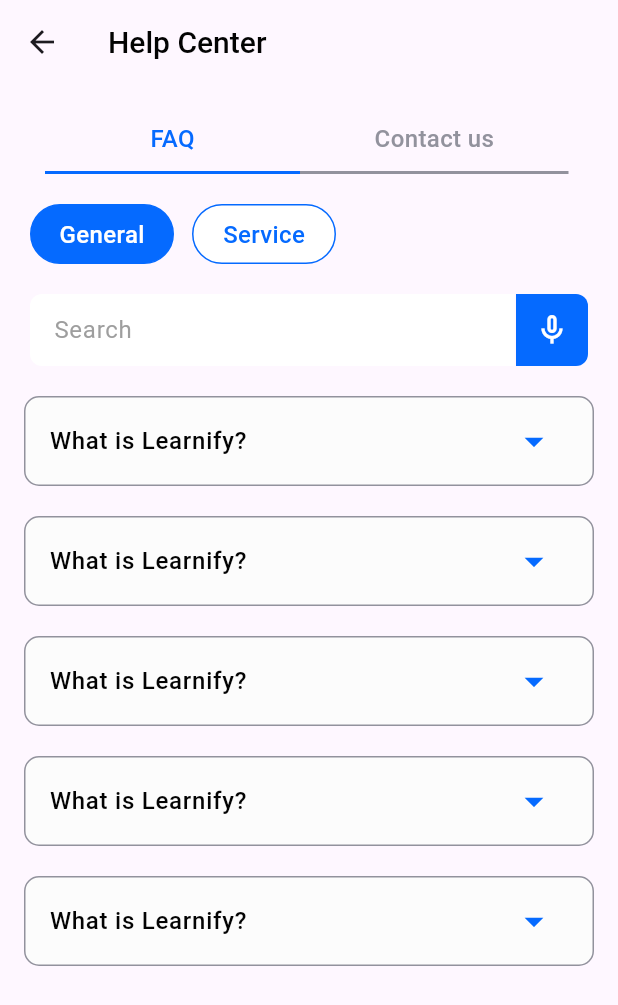
After one commit to MustafaAhmed313/learnify-client, a Flutter app: the HelpCenterScreen screen opened directly, on a phone screen of 412 x 824 dp. The commit adds this screen. Shown: the top 1005 px of the screen. Run offline on Flutter 3.47's test engine with Material 3 defaults, Android fonts, the phone set to English and light mode, and no system bars; our stand-ins replace bloc, flutter_bloc, font_awesome_flutter, get; network calls fail; Roboto replaces fonts that are missing (Poppins).

Commit message:
Help Center Screen

```diff
--- a/lib/main.dart
+++ b/lib/main.dart
@@ -1,5 +1,7 @@
 import 'package:flutter/material.dart';
+import 'package:flutter_bloc/flutter_bloc.dart';
 import 'package:get/get.dart';
+import 'package:learnify_client/screens/setting_screen/cubit/switch_cubit.dart';
 import 'package:learnify_client/screens/setting_screen/setting_screen.dart';
 
 void main() {
@@ -16,10 +18,12 @@ class MyApp extends StatefulWidget {
 class _MyAppState extends State<MyApp> {
   @override
   Widget build(BuildContext context) {
-    return const GetMaterialApp(
-      debugShowCheckedModeBanner: false,
-      home: SettingScreen(),
-
+    return BlocProvider(
+      create: (context) => SwitchCubit(),
+      child: const GetMaterialApp(
+        debugShowCheckedModeBanner: false,
+        home: SettingScreen(),
+      ),
     );
   }
 }
--- /dev/null
+++ b/lib/screens/help_center/help_center_screen.dart
@@ -0,0 +1,356 @@
+import 'package:flutter/cupertino.dart';
+import 'package:flutter/material.dart';
+import 'package:font_awesome_flutter/font_awesome_flutter.dart';
+import 'package:learnify_client/const/kcolor.dart';
+
+class HelpCenterScreen extends StatefulWidget {
+  const HelpCenterScreen({super.key});
+
+  @override
+  _HelpCenterScreenState createState() => _HelpCenterScreenState();
+}
+
+class _HelpCenterScreenState extends State<HelpCenterScreen>
+    with SingleTickerProviderStateMixin {
+  late TabController _tabController;
+
+  @override
+  void initState() {
+    super.initState();
+    _tabController = TabController(length: 2, vsync: this);
+  }
+
+  @override
+  Widget build(BuildContext context) {
+    return Scaffold(
+      appBar: AppBar(
+        title: Text(
+          'Help Center',
+          style: TextStyle(
+            color: Color(0xFF030303),
+            fontSize: 20,
+            fontFamily: 'Poppins',
+            fontWeight: FontWeight.w500,
+          ),
+        ),
+        bottom: PreferredSize(
+          preferredSize: Size.fromHeight(60),
+
+          child: Padding(
+            padding: const EdgeInsets.symmetric(horizontal: 30),
+            child: Row(
+              children: [
+                GestureDetector(
+                  onTap: () {
+                    _tabController.animateTo(0);
+                    setState(() {});
+                  },
+                  child: Column(
+                    mainAxisSize: MainAxisSize.min,
+                    children: [
+                      Text(
+                        'FAQ',
+                        style: TextStyle(
+                          color: _tabController.index == 0
+                              ? Kcolor.mainColor
+                              : Color(0xFF92929D),
+                          fontSize: 16,
+                          fontFamily: 'Poppins',
+                          fontWeight: FontWeight.w500,
+                        ),
+                      ),
+                      SizedBox(
+                        height: 10,
+                      ),
+                      Container(
+                        height: 2,
+                        width: 170,
+                        color: _tabController.index == 0
+                            ? Kcolor.mainColor
+                            : Color(0xFF92929D),
+                      )
+                    ],
+                  ),
+                ),
+                GestureDetector(
+                  onTap: () {
+                    _tabController.animateTo(1);
+                    setState(() {});
+                  },
+                  child: Column(
+                    mainAxisSize: MainAxisSize.min,
+                    children: [
+                      Text(
+                        'Contact us',
+                        style: TextStyle(
+                          color: _tabController.index == 1
+                              ? Kcolor.mainColor
+                              : Color(0xFF92929D),
+                          fontSize: 16,
+                          fontFamily: 'Poppins',
+                          fontWeight: FontWeight.w500,
+                        ),
+                      ),
+                      SizedBox(
+                        height: 10,
+                      ),
+                      Container(
+                        height: 2,
+                        width: 179,
+                        color: _tabController.index == 1
+                            ? Kcolor.mainColor
+                            : Color(0xFF92929D),
+                      )
+                    ],
+                  ),
+                ),
+              ],
+            ),
+          ),
+        ),
+      ),
+      body: TabBarView(
+        controller: _tabController,
+        children: [
+          SingleChildScrollView(
+            child: Column(
+              children: [
+                Padding(
+                  padding: const EdgeInsets.only(top: 20, left: 20),
+                  child: Row(
+                    children: [
+                      Container(
+                        width: 96,
+                        height: 40,
+                        padding: const EdgeInsets.symmetric(
+                            horizontal: 16, vertical: 8),
+                        decoration: ShapeDecoration(
+                          color: Color(0xFF056AFF),
+                          shape: RoundedRectangleBorder(
+                            side:
+                                BorderSide(width: 1, color: Color(0xFF056AFF)),
+                            borderRadius: BorderRadius.circular(32),
+                          ),
+                        ),
+                        child: Center(
+                          child: Text(
+                            'General',
+                            style: TextStyle(
+                              color: Colors.white,
+                              fontSize: 16,
+                              fontFamily: 'Poppins',
+                              fontWeight: FontWeight.w500,
+                            ),
+                          ),
+                        ),
+                      ),
+                      SizedBox(
+                        width: 12,
+                      ),
+                      Container(
+                        width: 96,
+                        height: 40,
+                        padding: const EdgeInsets.symmetric(
+                            horizontal: 16, vertical: 8),
+                        decoration: ShapeDecoration(
+                          color: Colors.white,
+                          shape: RoundedRectangleBorder(
+                            side:
+                                BorderSide(width: 1, color: Color(0xFF056AFF)),
+                            borderRadius: BorderRadius.circular(32),
+                          ),
+                        ),
+                        child: Center(
+                          child: Text(
+                            'Service',
+                            style: TextStyle(
+                              color: Color(0xFF056AFF),
+                              fontSize: 16,
+                              fontFamily: 'Poppins',
+                              fontWeight: FontWeight.w500,
+                            ),
+                          ),
+                        ),
+                      ),
+                    ],
+                  ),
+                ),
+                Padding(
+                  padding: const EdgeInsets.all(20),
+                  child: Row(
+                    children: [
+                      Container(
+                        height: 48,
+                        width: 323,
+                        child: TextField(
+                          decoration: InputDecoration(
+                            fillColor: Colors.white,
+                            filled: true,
+                            border: OutlineInputBorder(
+                                borderRadius: BorderRadius.only(
+                                    topLeft: Radius.circular(8),
+                                    bottomLeft: Radius.circular(8)),
+                                borderSide: BorderSide.none),
+                            label: Text(
+                              "Search",
+                              style: TextStyle(
+                                color: Colors.grey,
+                              ),
+                            ),
+                          ),
+                        ),
+                      ),
+                      Spacer(),
+                      Container(
+                        width: 48,
+                        height: 48,
+                        decoration: BoxDecoration(
+                            color: Color(0xFF056AFF),
+                            borderRadius: BorderRadius.only(
+                                topRight: Radius.circular(8),
+                                bottomRight: Radius.circular(8))),
+                        child: Icon(
+                          Icons.mic_none_outlined,
+                          color: Colors.white,
+                        ),
+                      )
+                    ],
+                  ),
+                ),
+                Column(
+                  children: [
+                    _faq(),
+                    _faq(),
+                    _faq(),
+                    _faq(),
+                    _faq(),
+                  ],
+                )
+              ],
+            ),
+          ),
+
+          Column(
+            children: [
+              SizedBox(
+                height: 20,
+              ),
+              _contactContent(Icons.headphones_outlined, 'Customer Service'),
+              SizedBox(
+                height: 25,
+              ),
+              _contactContent(FontAwesomeIcons.whatsapp, 'WhatsApp'),
+              SizedBox(
+                height: 25,
+              ),
+              _contactContent(Icons.language, 'Website'),
+              SizedBox(
+                height: 25,
+              ),
+              _contactContent(FontAwesomeIcons.facebook, 'Facebook'),
+              SizedBox(
+                height: 25,
+              ),
+              _contactContent(FontAwesomeIcons.instagram, 'Instagram'),
+              SizedBox(
+                height: 25,
+              ),
+              _contactContent(FontAwesomeIcons.twitter, 'Twitter'),
+            ],
+          ), // Replace with Contact Us content
+        ],
+      ),
+    );
+  }
+
+  Widget _faq() {
+    return Padding(
+      padding: const EdgeInsets.only(bottom: 20),
+      child: Container(
+        width: 380,
+        decoration: BoxDecoration(
+          color: Color(0xFFFCFCFC),
+          borderRadius: BorderRadius.circular(10),
+          border: Border.all(
+            color: Color(0xFF92929D),
+            width: 1,
+          ),
+        ),
+        child: Theme(
+          data: Theme.of(context).copyWith(
+            dividerColor: Colors.transparent,
+          ),
+          child: ExpansionTile(
+            title: Text(
+              'What is Learnify?',
+              style: TextStyle(
+                color: Color(0xFF030303),
+                fontSize: 16,
+                fontFamily: 'Poppins',
+                fontWeight: FontWeight.w500,
+              ),
+            ),
+            children: <Widget>[
+              Divider(
+                indent: 20,
+                endIndent: 20,
+                color: Color(0xFF92929D),
+                thickness: 1,
+              ),
+              Padding(
+                padding:
+                    const EdgeInsets.symmetric(horizontal: 15, vertical: 10),
+                child: Text(
+                  'Lorem ipsum dolor sit amet, consectetur adipiscing elit, sed do eiusmod tempor incididunt ut labore et dolore magna aliqua',
+                  style: TextStyle(
+                    color: Colors.black54,
+                    fontSize: 14,
+                    fontFamily: 'Poppins',
+                  ),
+                ),
+              ),
+            ],
+            trailing: Icon(
+              Icons.arrow_drop_down,
+              size: 30,
+              color: Kcolor.mainColor,
+            ),
+            iconColor: Kcolor.mainColor,
+            collapsedIconColor: Kcolor.mainColor,
+          ),
+        ),
+      ),
+    );
+  }
+
+  Widget _contactContent(IconData? icon, String text) {
+    return Container(
+      width: 354,
+      height: 48,
+      decoration: ShapeDecoration(
+        color: Color(0xFFFCFCFC),
+        shape: RoundedRectangleBorder(
+          side: BorderSide(width: 1, color: Color(0xFF92929D)),
+          borderRadius: BorderRadius.circular(8),
+        ),
+      ),
+      child: Row(
+        children: [
+          Padding(
+            padding: const EdgeInsets.all(10.0),
+            child: Icon(icon),
+          ),
+          Text(
+            text,
+            style: TextStyle(
+              color: Color(0xFF030303),
+              fontSize: 18,
+              fontFamily: 'Poppins',
+              fontWeight: FontWeight.w500,
+            ),
+          )
+        ],
+      ),
+    );
+  }
+}
--- /dev/null
+++ b/lib/screens/setting_screen/cubit/switch_cubit.dart
@@ -0,0 +1,14 @@
+import 'package:bloc/bloc.dart';
+import 'package:learnify_client/screens/setting_screen/models/setting_models.dart';
+import 'package:meta/meta.dart';
+
+part 'switch_state.dart';
+
+class SwitchCubit extends Cubit<SwitchState> {
+  SwitchCubit() : super(SwitchInitial());
+
+  void changeSwitch(SettingModels model, bool value) {
+    model.isSwitched = value;
+    emit(ChangeSwitch());
+  }
+}
--- /dev/null
+++ b/lib/screens/setting_screen/cubit/switch_state.dart
@@ -0,0 +1,8 @@
+part of 'switch_cubit.dart';
+
+@immutable
+sealed class SwitchState {}
+
+final class SwitchInitial extends SwitchState {}
+
+final class ChangeSwitch extends SwitchState {}
--- a/lib/screens/setting_screen/setting_screen.dart
+++ b/lib/screens/setting_screen/setting_screen.dart
@@ -1,7 +1,10 @@
 import 'package:flutter/cupertino.dart';
 import 'package:flutter/material.dart';
+import 'package:flutter_bloc/flutter_bloc.dart';
 import 'package:get/get.dart';
 import 'package:learnify_client/const/kcolor.dart';
+import 'package:learnify_client/screens/help_center/help_center_screen.dart';
+import 'package:learnify_client/screens/setting_screen/cubit/switch_cubit.dart';
 import 'package:learnify_client/screens/setting_screen/models/setting_models.dart';
 
 class SettingScreen extends StatelessWidget {
@@ -50,8 +53,8 @@ class SettingScreen extends StatelessWidget {
             child: ListView.separated(
               itemBuilder: (c, i) => _settingBody(settingModels[i]),
               separatorBuilder: (c, i) => Divider(
-                indent: 20,
-                endIndent: 20,
+                indent: 25,
+                endIndent: 25,
               ),
               itemCount: settingModels.length,
             ),
@@ -63,7 +66,16 @@ class SettingScreen extends StatelessWidget {
 
   Padding _settingBody(SettingModels model) {
     return Padding(
-      padding: const EdgeInsets.only(left: 20, right: 20),
+      padding: const EdgeInsets.only(left: 25, right: 25),
+      child: BlocBuilder<SwitchCubit, SwitchState>(
+        builder: (context, state) {
+          final cubit = context.read<SwitchCubit>();
+          return GestureDetector(
+            onTap: () {
+              if (model.name == 'Help Center') {
+                Get.to(HelpCenterScreen());
+              }
+            },
             child: Container(
               width: 354,
               height: 70,
@@ -96,7 +108,8 @@ class SettingScreen extends StatelessWidget {
                     ),
                   ),
                   Spacer(),
-            if (model.optionalName != null && model.optionalName!.isNotEmpty)
+                  if (model.optionalName != null &&
+                      model.optionalName!.isNotEmpty)
                     Text(
                       model.optionalName ?? "",
                       style: TextStyle(
@@ -116,7 +129,7 @@ class SettingScreen extends StatelessWidget {
                       activeColor: Colors.blue,
                       trackColor: Colors.grey,
                       onChanged: (bool value) {
-                  model.isSwitched = value;
+                        cubit.changeSwitch(model, value);
                       },
                     )
                   else
@@ -129,13 +142,16 @@ class SettingScreen extends StatelessWidget {
               ),
             ),
           );
+        },
+      ),
+    );
   }
 
   Container _personInfo() {
     return Container(
-      width: 354,
+      width: 370,
       height: 74,
-      padding: const EdgeInsets.all(12),
+      padding: const EdgeInsets.all(13),
       decoration: ShapeDecoration(
         shape: RoundedRectangleBorder(
           side: BorderSide(width: 1, color: Color(0xFF92929D)),
--- a/pubspec.yaml
+++ b/pubspec.yaml
@@ -36,6 +36,8 @@ dependencies:
   # Use with the CupertinoIcons class for iOS style icons.
   cupertino_icons: ^1.0.8
   get: ^4.6.6
+  flutter_bloc: ^8.1.6
+  font_awesome_flutter: ^10.7.0
 
 dev_dependencies:
   flutter_test:
```
Also changed, not shown: pubspec.lock. Lines whose indentation alone changed are shown as unchanged.
